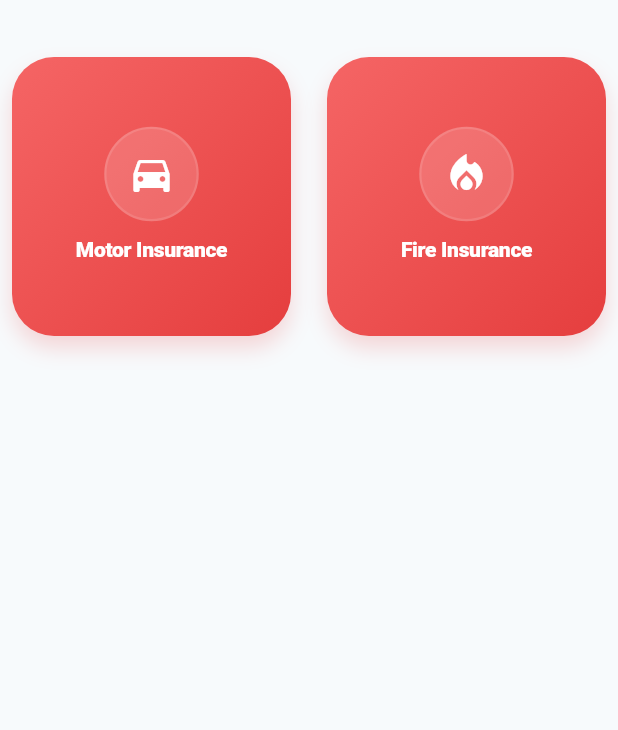
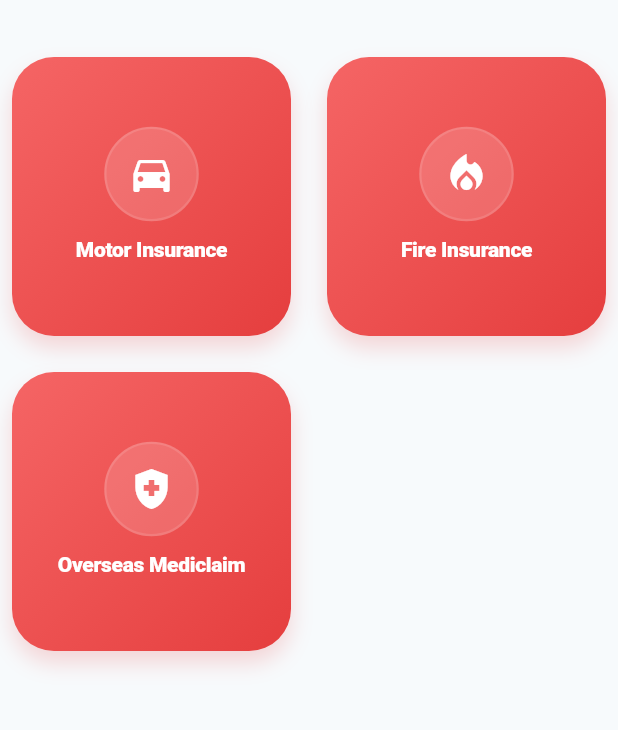
Before and after one commit to DevCat-exe/Quick-Insure, a Flutter app: the screen it shows after launch, on a phone screen of 412 x 824 dp, the part 63-793 px from its top. Run offline on Flutter 3.47's test engine with Material 3 defaults, Android fonts, the light colour scheme and no system bars; our stand-ins replace flutter_markdown_plus, package_info_plus, pdf, printing, shared_preferences.

Commit message:
chores: updated to v2.1.2

```diff
--- a/lib/screens/home_screen.dart
+++ b/lib/screens/home_screen.dart
@@ -223,7 +223,6 @@ class HomeScreenState extends State<HomeScreen>
     return await _updateChecker.fetchChangelogForVersion(currentVersion);
   }
 
-  // ignore: unused_element - Kept for future use with other calculator types
   void _showComingSoonPopup(BuildContext context) {
     final theme = Theme.of(context);
     final isDark = theme.brightness == Brightness.dark;
@@ -268,7 +267,7 @@ class HomeScreenState extends State<HomeScreen>
               ),
               const SizedBox(height: 12),
               Text(
-                "The Health Insurance Calculator is currently under construction. We're working hard to bring this feature to you soon!",
+                "The Overseas Mediclaim Calculator is currently under construction. We're working hard to bring this feature to you soon!",
                 textAlign: TextAlign.center,
                 style: theme.textTheme.bodyMedium,
               ),
@@ -413,7 +412,7 @@ class HomeScreenState extends State<HomeScreen>
               padding: const EdgeInsets.only(bottom: 18.0),
               child: Center(
                 child: Text(
-                  '© 2025 Quick Insure',
+                  '© 2026 Quick Insure',
                   style: Theme.of(
                     context,
                   ).textTheme.bodySmall?.copyWith(color: Colors.grey[500]),
@@ -476,6 +475,11 @@ class HomeScreenState extends State<HomeScreen>
                       );
                     },
                   ),
+                  CalculatorCard(
+                    title: 'Overseas Mediclaim',
+                    icon: Icons.health_and_safety,
+                    onTap: () => _showComingSoonPopup(context),
+                  ),
                 ],
               );
             },
--- a/pubspec.yaml
+++ b/pubspec.yaml
@@ -1,7 +1,7 @@
 name: quick_insure
 description: An insurance premium calculator app.
 publish_to: "none"
-version: 2.1.1+5
+version: 2.1.2+6
 
 environment:
   sdk: ">=3.6.0 <4.0.0"
```
Also changed, not shown: 2 other files.
